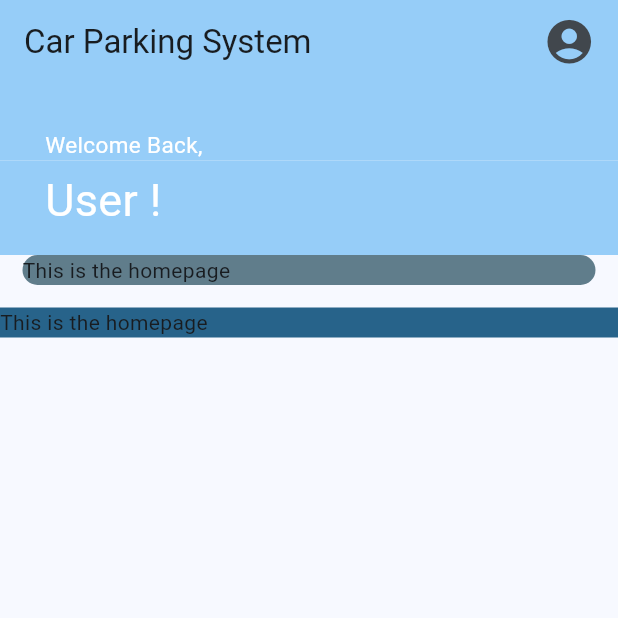
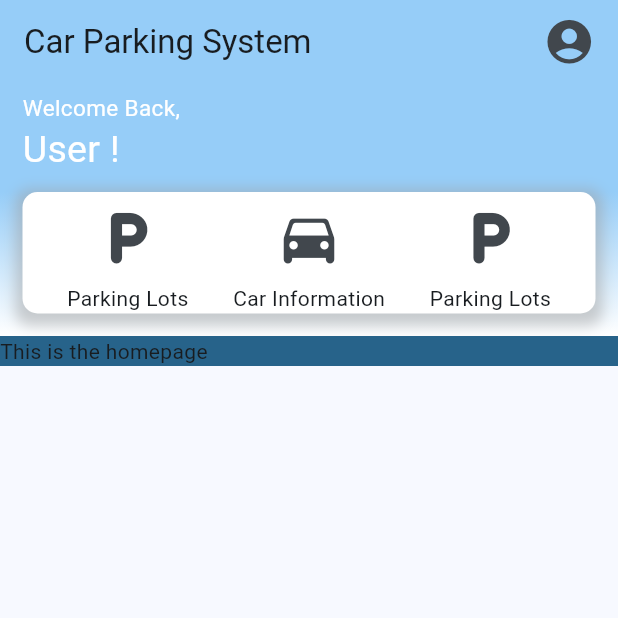
Before and after one commit to WhiteShadow295/Smart-Car-Park, a Flutter app: the screen it shows after launch, on a phone screen of 412 x 824 dp, the top half of it. Run offline on Flutter 3.47's test engine with Material 3 defaults, Android fonts, the phone set to English and light mode, and no system bars.

```diff
--- a/lib/main.dart
+++ b/lib/main.dart
@@ -1,5 +1,5 @@
 import 'package:flutter/material.dart';
-import './view/homepage.dart';
+import 'routes.dart';
 
 void main() {
   runApp(const MyApp());
@@ -18,7 +18,8 @@ class MyApp extends StatelessWidget {
         colorScheme: ColorScheme.fromSeed(seedColor: Colors.lightBlue),
         useMaterial3: true,
       ),
-      home: MyHomePage(title: _title),
+      initialRoute: '/home',
+      routes: routes,
     );
   }
 }
--- /dev/null
+++ b/lib/routes.dart
@@ -0,0 +1,13 @@
+import 'package:flutter/material.dart';
+import 'package:smart_car_park/view/homepage.dart';
+import 'package:smart_car_park/view/login.dart';
+
+// routes.dart
+const String loading = '/';
+const String loginRoute = '/login';
+const String homeRoute = '/home';
+
+final Map<String, WidgetBuilder> routes = {
+  loginRoute: (context) => const LoginPage(),
+  homeRoute: (context) => const HomePage(),
+};
--- a/lib/view/homepage.dart
+++ b/lib/view/homepage.dart
@@ -1,31 +1,30 @@
 import 'package:flutter/material.dart';
 
-class MyHomePage extends StatefulWidget {
-  const MyHomePage({super.key, required this.title});
-  final String title;
+class HomePage extends StatefulWidget {
+  const HomePage({super.key});
 
   @override
-  State<MyHomePage> createState() => _MyHomePageState();
+  State<HomePage> createState() => _HomePageState();
 }
 
-class _MyHomePageState extends State<MyHomePage> {
+class _HomePageState extends State<HomePage> {
   final String _welcomeMessage = 'Welcome Back,';
   final String _username = 'User !';
+  final String _title = 'Car Parking System';
 
   @override
   Widget build(BuildContext context) {
     return Scaffold(
       appBar: AppBar(
         backgroundColor: Theme.of(context).colorScheme.inversePrimary,
-        title: Text(widget.title),
+        title: Text(_title),
         actions: [
           IconButton(
             icon: const Icon(Icons.account_circle_rounded),
             padding: const EdgeInsets.only(right: 15.0),
             iconSize: 35.0,
             onPressed: () {
-              // Navigator.pushNamed(context, '/login');
-              // print('test');
+              Navigator.pushNamed(context, '/login');
             },
           ),
         ],
@@ -33,30 +32,87 @@ class _MyHomePageState extends State<MyHomePage> {
       body: Column(
         crossAxisAlignment: CrossAxisAlignment.stretch,
         children: [
-          Column(
+          Container(
+            color: Theme.of(context).colorScheme.inversePrimary,
+            padding: const EdgeInsets.fromLTRB(15, 5, 15, 10),
+            child: Column(
               crossAxisAlignment: CrossAxisAlignment.stretch,
               children: [
-              Container(
-                  color: Theme.of(context).colorScheme.inversePrimary,
-                  padding: const EdgeInsets.fromLTRB(30, 30, 30, 0),
-                  child: Text(_welcomeMessage,
-                      style: const TextStyle(
-                          color: Colors.white, fontSize: 15.0))),
-              Container(
-                  color: Theme.of(context).colorScheme.inversePrimary,
-                  padding: const EdgeInsets.fromLTRB(30, 5, 30, 15),
-                  child: Text(_username,
-                      style: const TextStyle(
-                          color: Colors.white, fontSize: 30.0))),
+                Text(_welcomeMessage,
+                    style:
+                        const TextStyle(color: Colors.white, fontSize: 15.0)),
+                Text(_username,
+                    style:
+                        const TextStyle(color: Colors.white, fontSize: 25.0)),
               ],
+            ),
           ),
           Container(
               decoration: BoxDecoration(
+                color: Theme.of(context).colorScheme.inversePrimary,
+                gradient: LinearGradient(
+                  begin: Alignment.topCenter,
+                  end: Alignment.bottomCenter,
+                  colors: [
+                  Theme.of(context).colorScheme.inversePrimary,
+                  Colors.white
+                ]),
+              ),
+              child: Container(
+                decoration: BoxDecoration(
+                    color: Colors.white,
                     borderRadius: BorderRadius.circular(10),
-                color: Colors.blueGrey),
+                    boxShadow: [
+                      BoxShadow(
+                        color: Colors.grey.withOpacity(0.5),
+                        spreadRadius: 5,
+                        blurRadius: 7,
+                        offset: const Offset(0, 3),
+                      ),
+                    ]),
                 margin: const EdgeInsets.fromLTRB(15, 0, 15, 15),
-            child: const Text('This is the homepage'),
+                child: Row(
+                  mainAxisAlignment: MainAxisAlignment.spaceEvenly,
+                  children: [
+                    Column(
+                      children: [
+                        IconButton(
+                          icon: const Icon(Icons.local_parking_rounded),
+                          iconSize: 45.0,
+                          onPressed: () {
+                            print('test');
+                          },
                         ),
+                        const Text('Parking Lots'),
+                      ],
+                    ),
+                    Column(
+                      children: [
+                        IconButton(
+                          icon: const Icon(Icons.directions_car_rounded),
+                          iconSize: 45.0,
+                          onPressed: () {
+                            print('test');
+                          },
+                        ),
+                        const Text('Car Information'),
+                      ],
+                    ),
+                    Column(
+                      children: [
+                        IconButton(
+                          icon: const Icon(Icons.local_parking_rounded),
+                          iconSize: 45.0,
+                          onPressed: () {
+                            print('test');
+                          },
+                        ),
+                        const Text('Parking Lots'),
+                      ],
+                    ),
+                  ],
+                ),
+              )),
           Container(
             color: Theme.of(context).colorScheme.primary,
             child: const Text('This is the homepage'),
```
Also changed, not shown: lib/view/login.dart (+7 -35 lines). Lines whose indentation alone changed are shown as unchanged.
